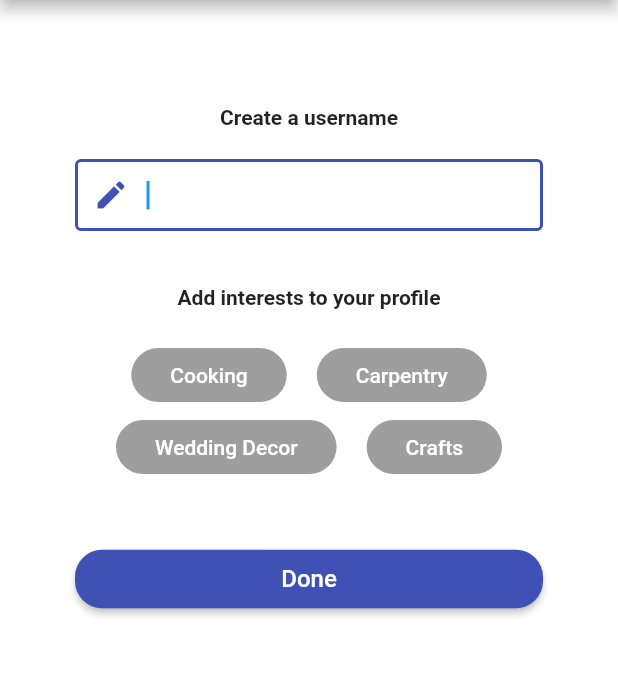
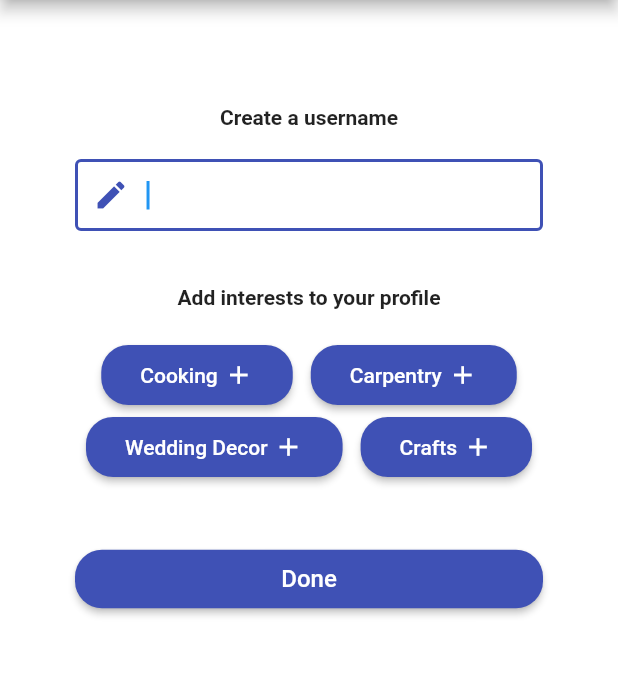
Before and after one commit to philalem/tutorial_app, a Flutter app: the UsernameAndInterestsSignUp screen opened directly, on a phone screen of 412 x 824 dp, the part 84-760 px from its top. Run offline on Flutter 3.47's test engine with Material 2 defaults, Android fonts, the phone set to English and light mode, and no system bars; our stand-ins replace camera, cloud_firestore, firebase_auth, firebase_storage, google_fonts, image_picker and 1 more; missing offline and left inert: algolia; accounts and stored records are empty; statements that could not run were skipped.

Commit message:
updated buttons for adding interests to profile

```diff
--- a/lib/register/usernameAndInterestsSignUp.dart
+++ b/lib/register/usernameAndInterestsSignUp.dart
@@ -16,22 +16,21 @@ class UsernameAndInterestsSignUp extends StatefulWidget {
 class _UsernameAndInterestsSignUpState
     extends State<UsernameAndInterestsSignUp> {
   final FireBaseAuthorization _auth = FireBaseAuthorization();
-  final List<String> topics = [
-    'Cooking',
-    'Carpentry',
-    'Wedding Decor',
-    'Crafts'
+  var topics = [
+    {'Cooking': false},
+    {'Carpentry': false},
+    {'Wedding Decor': false},
+    {'Crafts': false},
   ];
   final interestHolder = TextEditingController();
   final usernameHolder = TextEditingController();
   bool _isSubmitDisabled = false;
+  String error = '';
+  var _interests = List<String>();
 
   clearTextInput() {
     interestHolder.clear();
   }
-
-  String error = '';
-  var interests = new List<String>();
 
   void enableSubmitButton() {
     setState(() {
@@ -73,13 +72,31 @@ class _UsernameAndInterestsSignUpState
                 Wrap(
                     alignment: WrapAlignment.center,
                     direction: Axis.horizontal,
-                    spacing: 20,
+                    spacing: 12,
                     children: topics.map(
                       (e) {
+                        bool added = e.values.toList()[0];
                         return CreaidButton(
+                          color:
+                              added ? Colors.indigoAccent[700] : Colors.indigo,
+                          onPressed: () {
+                            _addOrRemoveInterest(e);
+                          },
                           shrink: true,
                           children: <Widget>[
-                            Text(e),
+                            Text(e.keys.toList()[0]),
+                            SizedBox(
+                              width: 4,
+                            ),
+                            added
+                                ? Icon(
+                                    Icons.check,
+                                    size: 20,
+                                  )
+                                : Icon(
+                                    Icons.add,
+                                    size: 20,
+                                  ),
                           ],
                         );
                       },
@@ -95,14 +112,14 @@ class _UsernameAndInterestsSignUpState
                       ),
                     ],
                     onPressed: () async {
-                      interests.add(interestHolder.text);
+                      _interests.add(interestHolder.text);
                       clearTextInput();
                       dynamic res = await _auth.registerWithEmailAndPassword(
                           widget.email,
                           usernameHolder.text,
                           widget.password,
                           widget.name,
-                          interests);
+                          _interests);
                       res = await _auth.signInWithEmailAndPassword(
                           widget.email, widget.password);
                       if (res == null) {
@@ -122,4 +139,18 @@ class _UsernameAndInterestsSignUpState
       ),
     );
   }
+
+  void _addOrRemoveInterest(Map<String, bool> e) {
+    var topic = e;
+    var interest = e.keys.toList()[0];
+    topic = {interest: !topic.values.toList()[0]};
+    if (!_interests.contains(e)) {
+      _interests.add(interest);
+    } else {
+      _interests.remove(interest);
+    }
+    topics[topics.indexOf(e)] = topic;
+    print(topic);
+    setState(() {});
+  }
 }
--- a/lib/utility/creaidButton.dart
+++ b/lib/utility/creaidButton.dart
@@ -6,15 +6,18 @@ class CreaidButton extends StatelessWidget {
     this.children,
     this.disabled: false,
     this.shrink: false,
+    this.color: Colors.indigo,
   });
   List<Widget> children;
   Function onPressed;
   bool disabled;
   bool shrink;
+  Color color;
 
   @override
   Widget build(BuildContext context) {
     return RaisedButton(
+      color: color,
       onPressed: disabled ? null : onPressed,
       textColor: Colors.white,
       shape: RoundedRectangleBorder(
```
